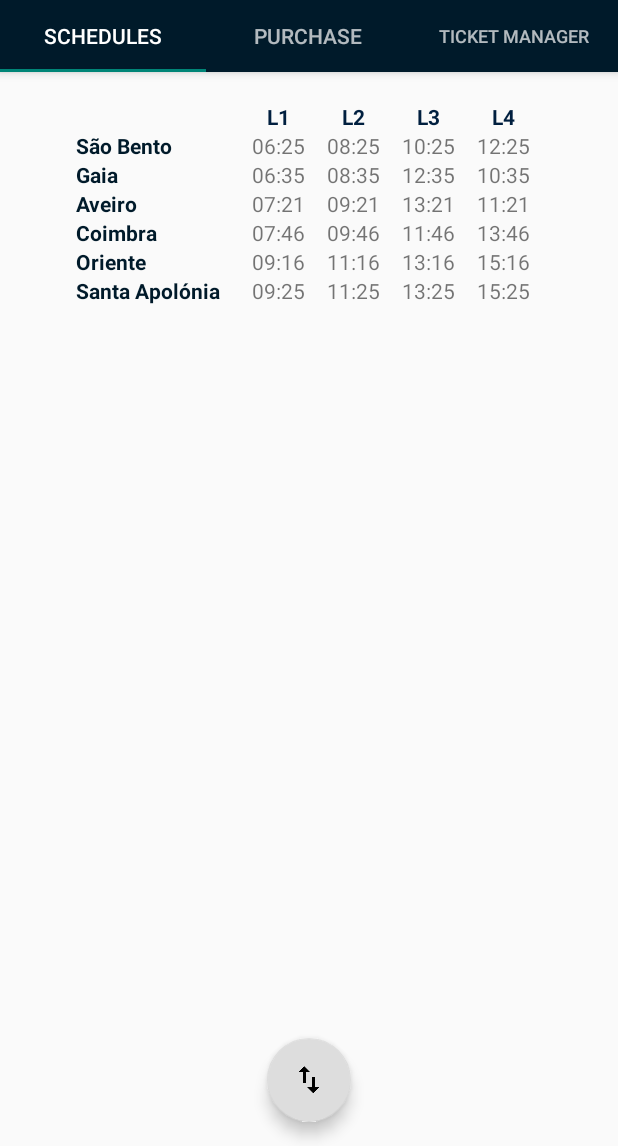
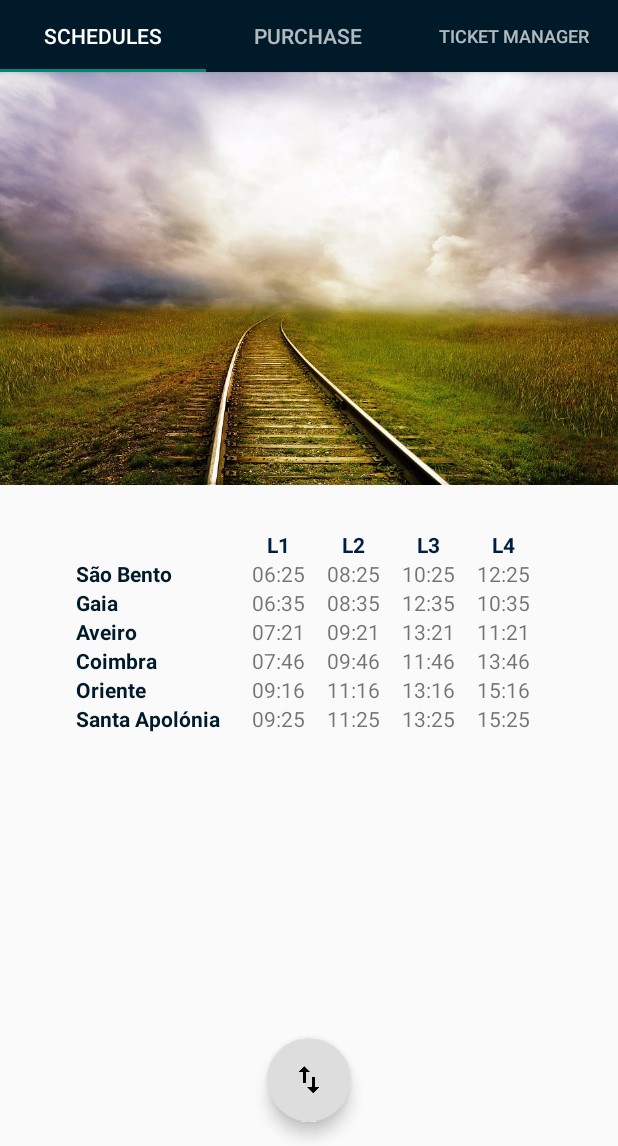
Before and after one commit to FranciscoPinho/android-trainCompany-onTime, an Android app: the onTimeActivity screen opened directly, with no data from a screen before it, on a phone screen of 412 x 824 dp, the part 90-1236 px from its top. Run offline under Robolectric (Android 15) with nearby library versions, the phone set to English and light mode, and no system bars; our stand-ins replace Volley; network calls fail.

Commit message:
schedules page finished, request schedules

```diff
--- a/onTime-Travellers/app/src/main/res/layout/activity_ontime.xml
+++ b/onTime-Travellers/app/src/main/res/layout/activity_ontime.xml
@@ -29,6 +29,16 @@
         android:layout_width="match_parent"
         android:layout_height="match_parent"
         app:layout_behavior="@string/appbar_scrolling_view_behavior" />
+    <TextView
+        android:id="@+id/error"
+        android:layout_width="match_parent"
+        android:layout_height="wrap_content"
+        android:layout_gravity="bottom"
+        android:layout_marginTop="5dp"
+        android:text=""
+        android:textAlignment="center"
+        android:textColor="@android:color/holo_red_light"
+        android:visibility="invisible" />
 
     <android.support.design.widget.FloatingActionButton
         android:id="@+id/fab"
--- a/onTime-Travellers/app/src/main/res/layout/schedules_direction_lisboa.xml
+++ b/onTime-Travellers/app/src/main/res/layout/schedules_direction_lisboa.xml
@@ -4,9 +4,17 @@
     android:orientation="vertical"
     android:layout_width="match_parent"
     android:layout_height="match_parent"
-    android:paddingTop="20dp"
+    android:weightSum="1"
     >
-
+    <ImageView
+        android:id="@+id/banner"
+        android:layout_width="match_parent"
+        android:layout_height="0dp"
+        android:layout_gravity="top"
+        android:layout_marginBottom="30dp"
+        android:layout_weight="0.50"
+        android:scaleType="centerCrop"
+        app:srcCompat="@drawable/trainbanner" />
 
 
     <GridLayout
@@ -101,7 +109,7 @@
 
         <TextView
             android:id="@+id/orientelabel"
-            android:layout_width="70dp"
+            android:layout_width="110dp"
             android:layout_height="wrap_content"
             android:layout_column="0"
             android:layout_row="5"
@@ -148,7 +156,7 @@
 
         <TextView
             android:id="@+id/coimbralabel"
-            android:layout_width="70dp"
+            android:layout_width="110dp"
             android:layout_height="wrap_content"
             android:layout_column="0"
             android:layout_row="4"
@@ -194,7 +202,7 @@
 
         <TextView
             android:id="@+id/aveirolabel"
-            android:layout_width="70dp"
+            android:layout_width="110dp"
             android:layout_height="wrap_content"
             android:layout_column="0"
             android:layout_row="3"
@@ -243,7 +251,7 @@
 
         <TextView
             android:id="@+id/gaialabel"
-            android:layout_width="70dp"
+            android:layout_width="110dp"
             android:layout_height="wrap_content"
             android:layout_column="0"
             android:layout_row="2"
@@ -289,7 +297,7 @@
 
         <TextView
             android:id="@+id/textView18"
-            android:layout_width="70dp"
+            android:layout_width="110dp"
             android:layout_height="wrap_content"
             android:layout_column="0"
             android:layout_row="1"
--- a/onTime-Travellers/app/src/main/res/values/strings.xml
+++ b/onTime-Travellers/app/src/main/res/values/strings.xml
@@ -1,6 +1,6 @@
 <resources>
     <string name="app_name">onTime-Travellers</string>
-    <string name="server">172.30.29.213:80</string>
+    <string name="server">192.168.1.99:80</string>
     <string name="actionbar_title">OnTime</string>
     <string name="login_btn">Login</string>
     <string name="register_btn">Don\'t Have An Account? Register</string>
```
Also changed, not shown: onTime-Travellers/app/src/main/java/com/example/holykael/ontime_travellers/StationSchedule.java (added, +85 -0 lines), onTime-Travellers/app/src/main/java/com/example/holykael/ontime_travellers/onTimeActivity.java (+76 -0 lines), onTime-Travellers/app/src/main/res/layout/schedules_direction_porto.xml (+14 -6 lines), 1 other file.
